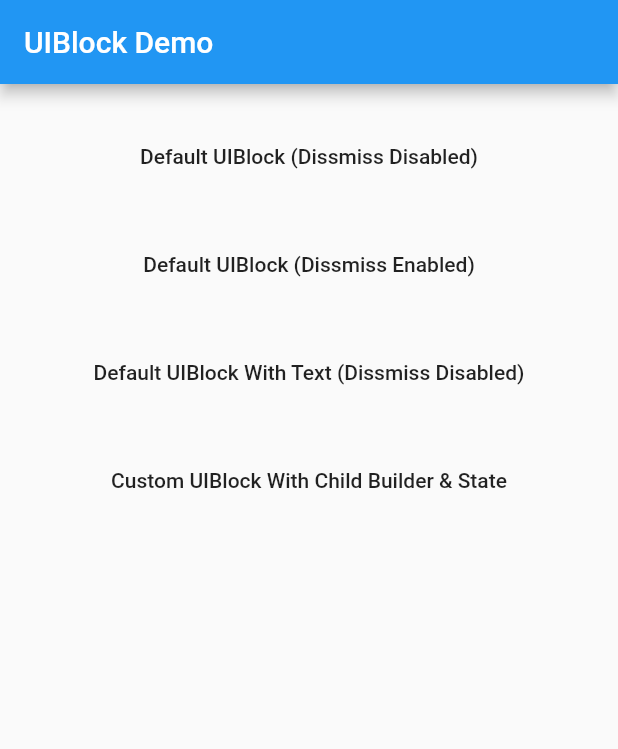
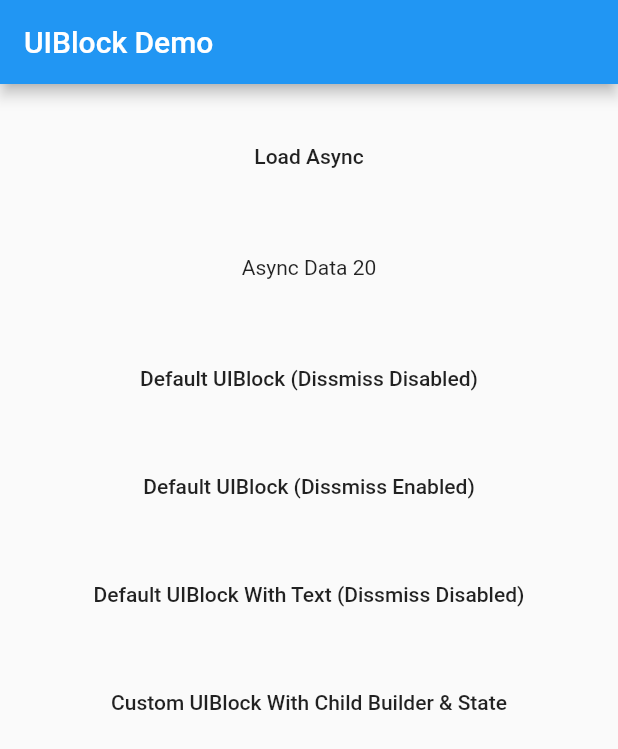
Before and after one commit to hey24sheep/uiblock, a Flutter app: the screen it shows after launch, on a phone screen of 412 x 824 dp. Shown: the top 749 px of the screen. Run offline on Flutter 3.47's test engine with Material 2 defaults, Android fonts, the phone set to English and light mode, and no system bars.

Commit message:
added uiblock as widget functionality, docs updated

```diff
--- a/example/lib/main.dart
+++ b/example/lib/main.dart
@@ -1,4 +1,5 @@
 import 'dart:async';
+import 'dart:math';
 import 'dart:ui';
 
 import 'package:flutter/foundation.dart';
@@ -42,6 +43,8 @@ class _MyHomePageState extends State<MyHomePage> {
   // ValueListenable<int> _listenable = ValueListenable();
   ValueNotifier<int> _counter = ValueNotifier<int>(0);
 
+  bool showLoader = false;
+
   @override
   Widget build(BuildContext context) {
     return SafeArea(
@@ -56,6 +59,37 @@ class _MyHomePageState extends State<MyHomePage> {
             mainAxisSize: MainAxisSize.max,
             mainAxisAlignment: MainAxisAlignment.spaceBetween,
             children: <Widget>[
+              FlatButton(
+                child: Text('Load Async'),
+                onPressed: () {
+                  setState(() {
+                    showLoader = !showLoader;
+                  });
+                },
+              ),
+              Container(
+                height: 100,
+                child: UIBlock(
+                  loadingStateFromFuture: () async {
+                    if (showLoader) {
+                      // return null, to show loader
+                      return null;
+                    }
+                    // hides loader on hasData or HasError
+                    return Future.value(Random().nextInt(200));
+                  },
+                  barrierColor: Colors.blueGrey,
+                  barrierOpacity: 0.2,
+                  loadingTextWidget: Text('Loading data...'),
+                  hideBuilderOnNullData: true,
+                  builder:
+                      (BuildContext context, AsyncSnapshot<dynamic> snapshot) {
+                    return Center(
+                      child: Text('Async Data ${snapshot.data}'),
+                    );
+                  },
+                ),
+              ),
               Expanded(
                 child: ListView(
                   children: <Widget>[
--- a/lib/uiblock.dart
+++ b/lib/uiblock.dart
@@ -4,9 +4,114 @@ import 'dart:ui';
 
 import 'package:flutter/material.dart';
 import 'package:flutter/widgets.dart';
+import 'package:uiblock/default_uiblock_loader.dart';
 import 'package:uiblock/uiblock_modal.dart';
 
-class UIBlock {
+typedef AsyncChildBuilder<T> = Widget Function(
+    BuildContext context, AsyncSnapshot<T> snapshot);
+
+class UIBlock extends StatelessWidget {
+  UIBlock({
+    Key key,
+    @required this.builder,
+    @required this.loadingStateFromFuture,
+    this.loaderBuilder,
+    this.customLoaderChild,
+    this.loadingTextWidget,
+    this.offset,
+    this.barrierOpacity = 0.4,
+    this.barrierColor = Colors.black45,
+    this.canDissmiss = false,
+    this.hideBuilderOnNullData = false,
+  })  : assert(builder != null),
+        assert(loadingStateFromFuture != null),
+        super(key: key);
+
+  /// a function to build the body of block page
+  final ChildBuilder loaderBuilder;
+
+  /// a custom loader widget to show in place of default loader
+  final Widget customLoaderChild;
+
+  /// show custom text widget below default loader
+  final Widget loadingTextWidget;
+
+  /// child widget to show underneath the loader barrier
+  final AsyncChildBuilder builder;
+
+  /// Future<dynamic> to auto uiblock and unblock.
+  /// Blocks UI if future.value is null
+  /// Unblocks UI if future hasData or hasError
+  final Future<dynamic> Function() loadingStateFromFuture;
+  final double barrierOpacity;
+  final Color barrierColor;
+  final Offset offset;
+  final bool canDissmiss;
+
+  /// whether to show or hide builder func data when ui is blocked
+  final bool hideBuilderOnNullData;
+
+  Widget build(BuildContext context) {
+    return IntrinsicHeight(
+      child: WillPopScope(
+        onWillPop: () async {
+          return canDissmiss;
+        },
+        child: FutureBuilder<dynamic>(
+          future: loadingStateFromFuture(),
+          builder: (BuildContext context, AsyncSnapshot<dynamic> snapshot) {
+            if (snapshot.hasData || snapshot.hasError) {
+              return builder(context, snapshot);
+            } else {
+              return new Stack(
+                children: [
+                  !hideBuilderOnNullData
+                      ? builder(context, snapshot)
+                      : Container(),
+                  Opacity(
+                    opacity: barrierOpacity,
+                    child: ModalBarrier(
+                      dismissible: canDissmiss,
+                      color: barrierColor,
+                    ),
+                  ),
+                  _buildLoader(context),
+                ],
+              );
+            }
+          },
+        ),
+      ),
+    );
+  }
+
+  Widget _buildLoader(BuildContext context) {
+    if (loaderBuilder != null) {
+      return loaderBuilder(context);
+    }
+
+    final _defaultLoader = Column(
+      mainAxisAlignment: MainAxisAlignment.center,
+      crossAxisAlignment: CrossAxisAlignment.center,
+      children: <Widget>[
+        customLoaderChild != null ? customLoaderChild : UIBlockDefaultLoader(),
+        loadingTextWidget != null ? loadingTextWidget : Container(),
+      ],
+    );
+
+    if (offset != null) {
+      return Positioned(
+        child: _defaultLoader,
+        left: offset.dx,
+        top: offset.dy,
+      );
+    }
+
+    return Center(
+      child: _defaultLoader,
+    );
+  }
+
   /// blocks complete ui
   /// do not forget to call unblock after this
   static void block(
--- a/pubspec.yaml
+++ b/pubspec.yaml
@@ -1,6 +1,6 @@
 name: uiblock
 description: Fully customizable and easy to use uiblock package for your flutter apps
-version: 0.1.0
+version: 0.2.0
 homepage: https://github.com/hey24sheep/uiblock
 documentation: https://github.com/hey24sheep/uiblock
 
```
Also changed, not shown: example/pubspec.lock, 3 other files.
